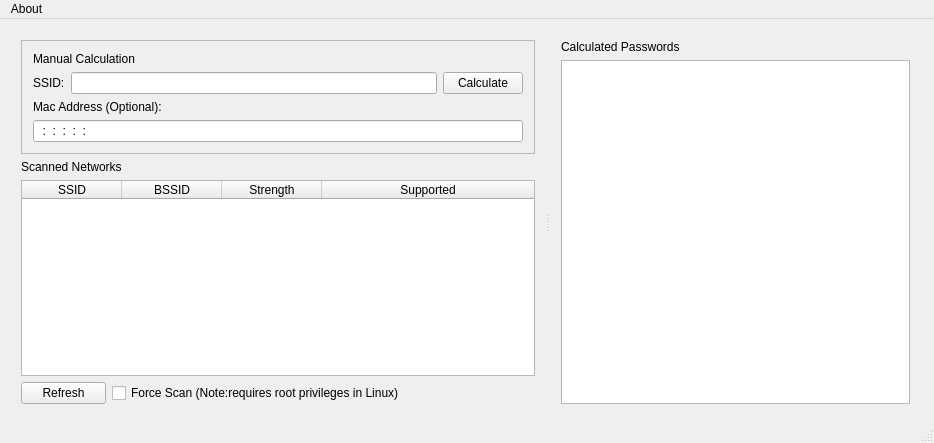
This is forms/routerkeygen.ui in routerkeygen/routerkeygenPC as Qt 5 draws it before an edit. The edited form follows.
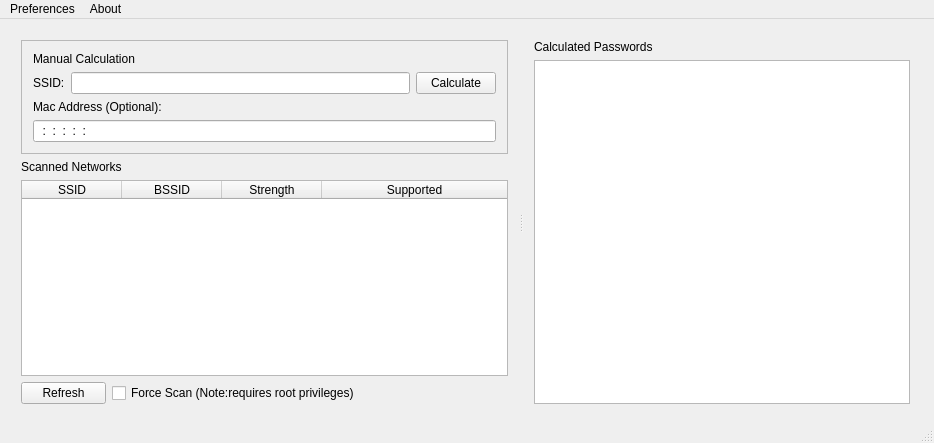
This is the edited form. Icons and pictures are not drawn.

Commit message: [Qt] Added Preferences menu to toggle the options.

Patch:
```diff
--- a/forms/routerkeygen.ui
+++ b/forms/routerkeygen.ui
@@ -82,7 +82,7 @@
          <item>
           <widget class="QLineEdit" name="macInput">
            <property name="inputMask">
-            <string>HH:HH:HH:HH:HH:HH</string>
+            <string>HH:HH:HH:HH:HH:HH; </string>
            </property>
           </widget>
          </item>
@@ -165,7 +165,7 @@
         <item>
          <widget class="QCheckBox" name="forceRefresh">
           <property name="text">
-           <string>Force Scan (Note:requires root privileges in Linux)</string>
+           <string>Force Scan (Note:requires root privileges)</string>
           </property>
          </widget>
         </item>
@@ -196,7 +196,7 @@
      <x>0</x>
      <y>0</y>
      <width>934</width>
-     <height>20</height>
+     <height>23</height>
     </rect>
    </property>
    <widget class="QMenu" name="menuAbout">
@@ -207,6 +207,12 @@
     <addaction name="actionDonate_Google_Play"/>
     <addaction name="actionAbout"/>
    </widget>
+   <widget class="QMenu" name="menuPreferences">
+    <property name="title">
+     <string>Preferences</string>
+    </property>
+   </widget>
+   <addaction name="menuPreferences"/>
    <addaction name="menuAbout"/>
   </widget>
   <action name="actionDonate">
```
Left out of the diff: 34 changed lines with no effect on the pictures. The commit also changes 3 other files.
